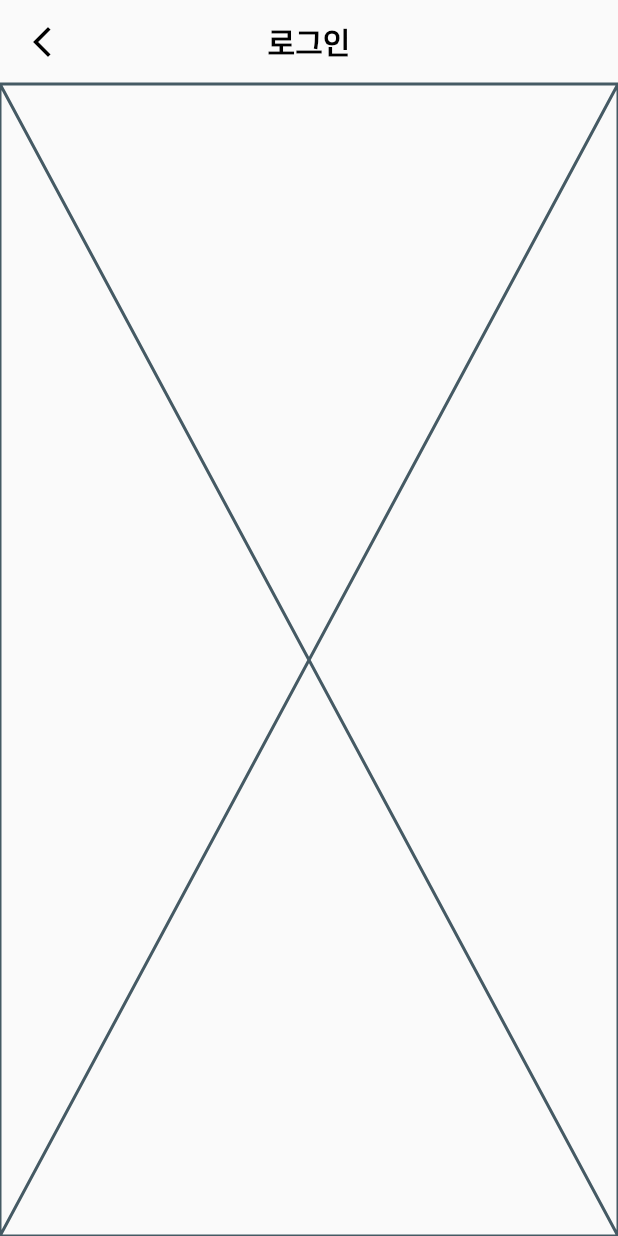
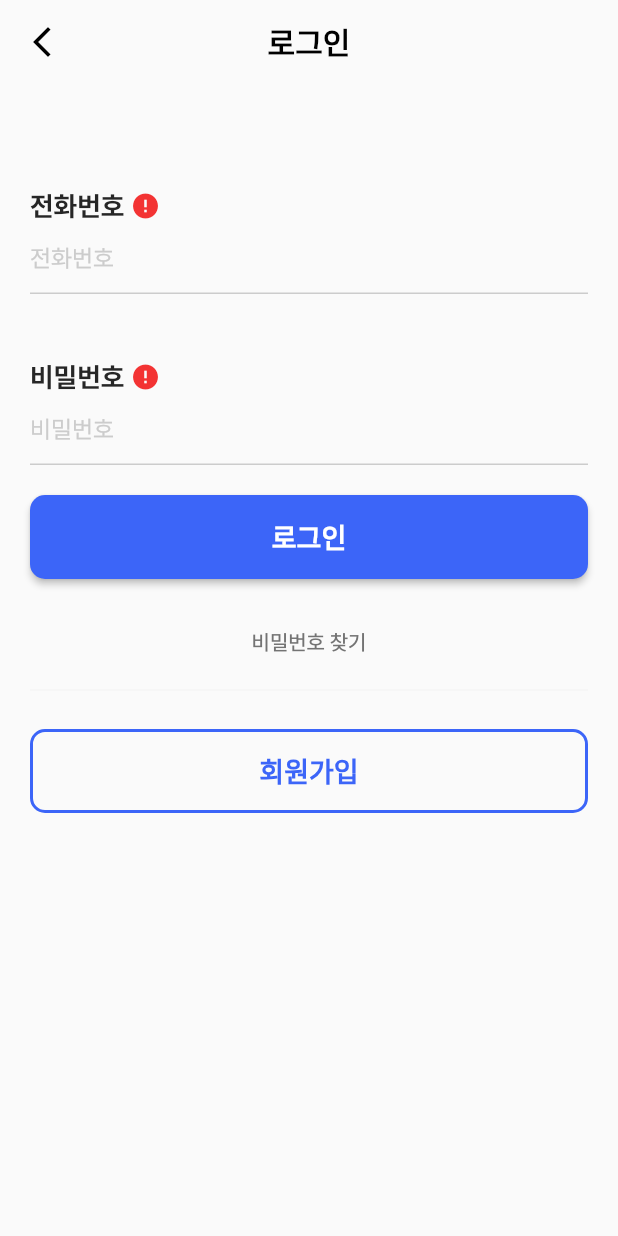
Before and after one commit to buildin-official/ITNun-Flutter, a Flutter app: the screen it shows after launch, after a tap on "시작하기", on a phone screen of 412 x 824 dp. Run offline on Flutter 3.47's test engine with Material 2 defaults, Android fonts, the phone set to English and light mode, and no system bars; our stand-ins replace badges, flutter_hooks, get_it, go_router, injectable; project files that could hold a hidden picture were left out.

Commit message:
feat: add login view

```diff
--- a/lib/auth/presentation/view/login_view.dart
+++ b/lib/auth/presentation/view/login_view.dart
@@ -1,5 +1,10 @@
 import 'package:flutter/material.dart';
+import 'package:flutter_hooks/flutter_hooks.dart';
+import 'package:itnun/common/consts.dart';
 import 'package:itnun/core/presentation/widget/app_back_button.dart';
+import 'package:itnun/core/presentation/widget/default_button_sized_box.dart';
+import 'package:itnun/core/presentation/widget/focus_unsetter.dart';
+import 'package:itnun/core/presentation/widget/labeled_text_field.dart';
 
 class LoginView extends StatelessWidget {
   const LoginView({Key? key}) : super(key: key);
@@ -11,16 +16,87 @@ class LoginView extends StatelessWidget {
         leading: const AppBackButton(),
         title: const Text("로그인"),
       ),
-      body: _LoginLayout(),
+      body: const FocusUnSetter(
+        child: SingleChildScrollView(
+          physics: BouncingScrollPhysics(),
+          child: Padding(
+            padding: kDefaultPadding,
+            child: _LoginLayout(),
+          ),
+        ),
+      ),
     );
   }
 }
 
-class _LoginLayout extends StatelessWidget {
+class _LoginLayout extends HookWidget {
   const _LoginLayout({Key? key}) : super(key: key);
 
   @override
   Widget build(BuildContext context) {
-    return const Placeholder();
+    final phone = useState("");
+    final password = useState("");
+
+    return Column(
+      children: [
+        const SizedBox(height: 70),
+        TextFormField(
+          decoration: const InputDecoration(
+            hintText: "전화번호",
+          ),
+          validator: (s) =>
+              phoneRegex.hasMatch(s!) ? null : "전화번호를 다시 한번 확인해주세요",
+          autovalidateMode: AutovalidateMode.onUserInteraction,
+          keyboardType: TextInputType.phone,
+          autofillHints: const [AutofillHints.telephoneNumber],
+          onChanged: (s) => phone.value = s,
+        ).labeled(
+          label: "전화번호",
+          isValid: phoneRegex.hasMatch(phone.value),
+        ),
+        const SizedBox(height: 44),
+        TextFormField(
+          decoration: const InputDecoration(
+            hintText: "비밀번호",
+          ),
+          validator: (s) => s!.length >= 8 ? null : "비밀번호를 다시 한번 확인해주세요",
+          autovalidateMode: AutovalidateMode.onUserInteraction,
+          onChanged: (s) => password.value = s,
+          obscureText: true,
+          autofillHints: const [AutofillHints.password],
+        ).labeled(
+          label: "비밀번호",
+          isValid: password.value.length >= 8,
+        ),
+        const SizedBox(height: 20),
+        DefaultButtonSizedBox(
+          child: ElevatedButton(
+            onPressed: () {},
+            child: const Text("로그인"),
+          ),
+        ),
+        const SizedBox(height: 18),
+        TextButton(
+          onPressed: () {},
+          child: const Text(
+            "비밀번호 찾기",
+            style: TextStyle(
+              fontWeight: FontWeight.w500,
+              color: Color(0xFF737373),
+            ),
+          ),
+        ),
+        const Divider(
+          color: Color(0xFFF2F2F2),
+        ),
+        const SizedBox(height: 18),
+        DefaultButtonSizedBox(
+          child: OutlinedButton(
+            onPressed: () {},
+            child: const Text("회원가입"),
+          ),
+        ),
+      ],
+    );
   }
 }
--- a/lib/common/consts.dart
+++ b/lib/common/consts.dart
@@ -1,3 +1,5 @@
 import 'package:flutter/material.dart';
 
 const kDefaultPadding = EdgeInsets.symmetric(horizontal: 20);
+
+final phoneRegex = RegExp(r"^\d{3}\d{3,4}\d{4}$");
--- a/lib/common/theme.dart
+++ b/lib/common/theme.dart
@@ -1,5 +1,11 @@
 import 'package:flutter/material.dart';
 import 'package:itnun/common/palette.dart';
+
+const _inputBorder = UnderlineInputBorder(
+  borderSide: BorderSide(
+    color: Color(0xFFCCCCCC),
+  ),
+);
 
 final theme = ThemeData(
   fontFamily: "SUIT",
@@ -24,4 +30,34 @@ final theme = ThemeData(
     ),
     iconTheme: IconThemeData(color: Colors.black),
   ),
+  outlinedButtonTheme: OutlinedButtonThemeData(
+    style: OutlinedButton.styleFrom(
+      side: BorderSide(
+        color: Palette.primary.shade500,
+        width: 2,
+      ),
+      textStyle: const TextStyle(
+        fontSize: 18,
+        fontWeight: FontWeight.bold,
+      ),
+      shape: RoundedRectangleBorder(
+        borderRadius: BorderRadius.circular(10),
+      ),
+    ),
+  ),
+  inputDecorationTheme: const InputDecorationTheme(
+    enabledBorder: _inputBorder,
+    focusedBorder: _inputBorder,
+    errorBorder: _inputBorder,
+    focusedErrorBorder: _inputBorder,
+    hintStyle: TextStyle(
+      fontSize: 16,
+      color: Color(0xFFCCCCCC),
+    ),
+    errorStyle: TextStyle(
+      color: Color(0xFFF33333),
+      fontSize: 12,
+      fontWeight: FontWeight.w500,
+    ),
+  ),
 );
--- a/lib/core/presentation/view/intro_view.dart
+++ b/lib/core/presentation/view/intro_view.dart
@@ -1,6 +1,7 @@
 import 'package:flutter/material.dart';
 import 'package:go_router/go_router.dart';
 import 'package:itnun/common/consts.dart';
+import 'package:itnun/core/presentation/widget/default_button_sized_box.dart';
 import 'package:itnun/core/presentation/widget/logo_with_text.dart';
 
 class IntroView extends StatelessWidget {
@@ -9,9 +10,11 @@ class IntroView extends StatelessWidget {
   @override
   Widget build(BuildContext context) {
     return const Scaffold(
-      body: Padding(
-        padding: kDefaultPadding,
-        child: _IntroLayout(),
+      body: SafeArea(
+        child: Padding(
+          padding: kDefaultPadding,
+          child: _IntroLayout(),
+        ),
       ),
     );
   }
@@ -35,9 +38,7 @@ class _IntroLayout extends StatelessWidget {
         const SizedBox(height: 6),
         const LogoWithText(width: 134),
         const Expanded(child: SizedBox.shrink()),
-        SizedBox(
-          width: double.infinity,
-          height: 56,
+        DefaultButtonSizedBox(
           child: ElevatedButton(
             onPressed: () => context.push("/login"),
             child: const Text("시작하기"),
--- /dev/null
+++ b/lib/core/presentation/widget/default_button_sized_box.dart
@@ -0,0 +1,17 @@
+import 'package:flutter/material.dart';
+
+class DefaultButtonSizedBox extends StatelessWidget {
+  final Widget child;
+
+  const DefaultButtonSizedBox({Key? key, required this.child})
+      : super(key: key);
+
+  @override
+  Widget build(BuildContext context) {
+    return SizedBox(
+      width: double.infinity,
+      height: 56,
+      child: child,
+    );
+  }
+}
--- /dev/null
+++ b/lib/core/presentation/widget/focus_unsetter.dart
@@ -0,0 +1,16 @@
+import 'package:flutter/material.dart';
+
+class FocusUnSetter extends StatelessWidget {
+  final Widget child;
+
+  const FocusUnSetter({Key? key, required this.child}) : super(key: key);
+
+  @override
+  Widget build(BuildContext context) {
+    return GestureDetector(
+      onTap: () => FocusScope.of(context).unfocus(),
+      behavior: HitTestBehavior.opaque,
+      child: child,
+    );
+  }
+}
--- /dev/null
+++ b/lib/core/presentation/widget/labeled_text_field.dart
@@ -0,0 +1,82 @@
+import 'package:badges/badges.dart' as badges;
+import 'package:flutter/material.dart';
+
+extension Labeled on TextFormField {
+  LabeledTextField labeled({
+    required String label,
+    required bool isValid,
+    bool required = false,
+  }) =>
+      LabeledTextField(
+        label: label,
+        isValid: isValid,
+        required: required,
+        child: this,
+      );
+}
+
+class LabeledTextField extends StatelessWidget {
+  final String label;
+  final TextFormField child;
+  final bool isValid;
+  final bool required;
+
+  const LabeledTextField(
+      {Key? key,
+      required this.child,
+      required this.label,
+      required this.isValid,
+      required this.required})
+      : super(key: key);
+
+  @override
+  Widget build(BuildContext context) {
+    final text = Text(
+      label,
+      style: const TextStyle(
+        color: Color(0xFF262626),
+        fontSize: 18,
+        fontWeight: FontWeight.bold,
+      ),
+    );
+
+    return Column(
+      children: [
+        Row(
+          children: [
+            required
+                ? badges.Badge(
+                    badgeContent: const Text(
+                      "*",
+                      style: TextStyle(
+                        color: Color(0xFFF37D10),
+                        fontSize: 16,
+                        fontWeight: FontWeight.bold,
+                      ),
+                    ),
+                    badgeStyle: const badges.BadgeStyle(
+                      badgeColor: Colors.transparent,
+                      shape: badges.BadgeShape.instagram,
+                    ),
+                    position: badges.BadgePosition.topEnd(
+                      top: -12,
+                      end: -14,
+                    ),
+                    child: text,
+                  )
+                : text,
+            if (!isValid) ...[
+              const SizedBox(width: 4),
+              const Icon(
+                Icons.error,
+                color: Color(0xFFF33333),
+                size: 20,
+              )
+            ]
+          ],
+        ),
+        child
+      ],
+    );
+  }
+}
--- a/pubspec.yaml
+++ b/pubspec.yaml
@@ -37,6 +37,7 @@ dependencies:
   flutter_native_splash: ^2.2.16
   go_router: ^6.0.5
   logger: ^1.1.0
+  badges: ^3.0.2
 
 dev_dependencies:
   flutter_test:
```
Also changed, not shown: pubspec.lock.
